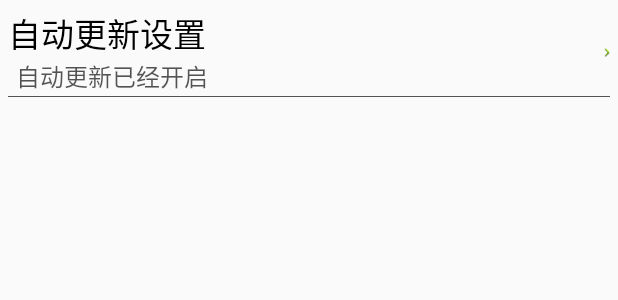
After one commit to caofeifan/Mobilesafe, an Android app: the layout view_setting_item2.xml on its own in the app's theme, with its tools: preview values and no code run, on a phone screen of 412 x 824 dp. The commit adds this screen. Shown: the top 300 px of the screen. Run offline under Robolectric (Android 15) with nearby library versions, the phone set to English and light mode, and no system bars.

Commit message:
第四次提交

```diff
--- a/app/src/main/java/com/cff/mobilesafe/activity/SplashActivity.java
+++ b/app/src/main/java/com/cff/mobilesafe/activity/SplashActivity.java
@@ -22,9 +22,7 @@ import android.widget.Toast;
 
 import com.cff.mobilesafe.R;
 import com.cff.mobilesafe.domain.UpdateInfo;
-import com.cff.mobilesafe.domain.test;
 import com.cff.mobilesafe.utils.JsonUtil;
-import com.cff.mobilesafe.utils.MyDatabaseHelper;
 import com.cff.mobilesafe.utils.OkHttpUtil;
 import com.cff.mobilesafe.utils.StreamUtil;
 
@@ -112,6 +110,7 @@ public class SplashActivity extends BaseActivity {
         mPref = getSharedPreferences("config",MODE_PRIVATE);
         boolean autoUpdate = mPref.getBoolean("auto_update",true);
         Log.i(TAG, "onCreate: autoUpdate = "+ autoUpdate);
+        verifyStoragePermissions(SplashActivity.this,Manifest.permission.PROCESS_OUTGOING_CALLS);
         if (autoUpdate){
             /**
              * 获取应用版本号
--- /dev/null
+++ b/app/src/main/res/layout/view_setting_item2.xml
@@ -0,0 +1,36 @@
+<?xml version="1.0" encoding="utf-8"?>
+
+    <RelativeLayout xmlns:android="http://schemas.android.com/apk/res/android"
+        android:layout_width="match_parent"
+        android:layout_height="70dp"
+        android:padding="5dp">
+        <TextView
+            android:id="@+id/tvTitle"
+            android:layout_width="wrap_content"
+            android:layout_height="wrap_content"
+            android:text="自动更新设置"
+            android:textSize="22sp"
+            android:textColor="@color/black" />
+
+        <TextView
+            android:id="@+id/tvDesc"
+            android:layout_width="wrap_content"
+            android:layout_height="wrap_content"
+            android:text="自动更新已经开启"
+            android:textColor="#a000"
+            android:textSize="@dimen/textSize"
+            android:layout_below="@+id/tvTitle"
+            android:layout_marginLeft="5dp"/>
+        <ImageView
+            android:layout_width="wrap_content"
+            android:layout_height="wrap_content"
+            android:layout_alignParentRight="true"
+            android:src="@mipmap/jiantou1_pressed"
+            android:layout_centerVertical="true"/>
+        <View
+            android:layout_width="match_parent"
+            android:layout_height="0.2dp"
+            android:background="#a000"
+            android:layout_alignParentBottom="true"
+            />
+    </RelativeLayout>
```
Also changed, not shown: app/src/main/AndroidManifest.xml (+19 -5 lines), app/src/main/java/com/cff/mobilesafe/service/AddressService.java (+60 -2 lines), app/src/main/res/layout/activity_setting.xml (+7 -0 lines), app/src/main/res/layout/mytoast.xml (added, +16 -0 lines), app/src/main/res/mipmap-xxxhdpi/call_locate_green.9.png (deleted), app/src/main/res/mipmap-xxxhdpi/jiantou1.png (added), app/src/main/res/mipmap-xxxhdpi/jiantou1_disable.png (added), app/src/main/res/mipmap-xxxhdpi/jiantou1_pressed.png (added).
